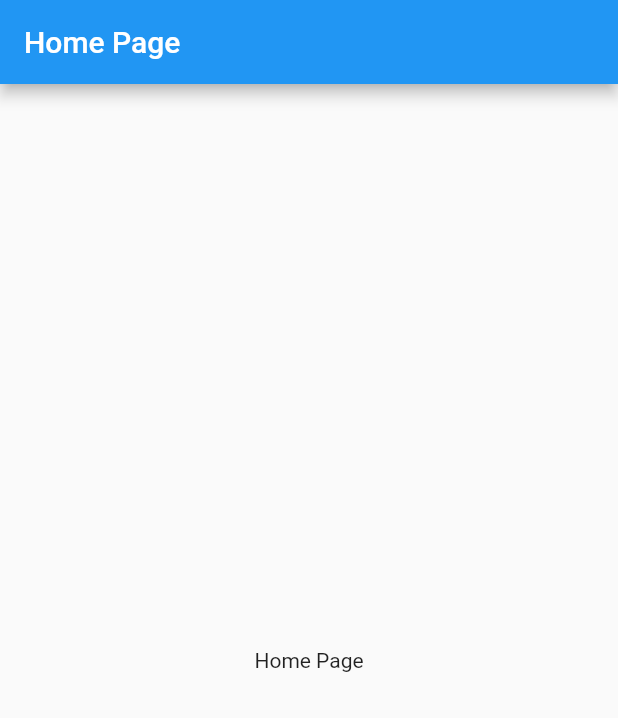
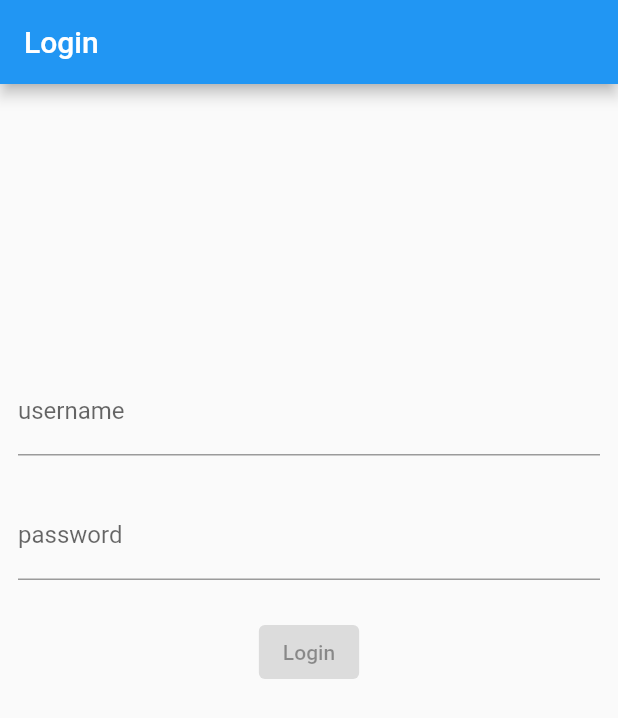
Before and after one commit to Manuelkpatsu/bloc_apps, a Flutter app: the screen it shows after launch, on a phone screen of 412 x 824 dp. Shown: the top 718 px of the screen. Run offline on Flutter 3.47's test engine with Material 2 defaults, Android fonts, the phone set to English and light mode, and no system bars; our stand-ins replace bloc, bloc_concurrency, equatable, flutter_bloc, formz, stream_transform; accounts and stored records are empty.

Commit message:
Implement presentation layer and login bloc

```diff
--- a/login_app/lib/app.dart
+++ b/login_app/lib/app.dart
@@ -1,32 +1,77 @@
+import 'package:authentication_repository/authentication_repository.dart';
 import 'package:flutter/material.dart';
+import 'package:flutter_bloc/flutter_bloc.dart';
+import 'package:login_app/authentication/authentication.dart';
+import 'package:login_app/home/home.dart';
+import 'package:login_app/login/login.dart';
+import 'package:login_app/splash/splash.dart';
+import 'package:user_repository/user_repository.dart';
 
-class MyApp extends StatelessWidget {
-  const MyApp({super.key});
+class App extends StatelessWidget {
+  const App({
+    super.key,
+    required this.authenticationRepository,
+    required this.userRepository,
+  });
+
+  final AuthenticationRepository authenticationRepository;
+  final UserRepository userRepository;
+
+  @override
+  Widget build(BuildContext context) {
+    return RepositoryProvider.value(
+      value: authenticationRepository,
+      child: BlocProvider(
+        create: (_) => AuthenticationBloc(
+          authenticationRepository: authenticationRepository,
+          userRepository: userRepository,
+        ),
+        child: const AppView(),
+      ),
+    );
+  }
+}
+
+class AppView extends StatefulWidget {
+  const AppView({super.key});
+
+  @override
+  State<AppView> createState() => _AppViewState();
+}
+
+class _AppViewState extends State<AppView> {
+  final _navigatorKey = GlobalKey<NavigatorState>();
+
+  NavigatorState get _navigator => _navigatorKey.currentState!;
 
   @override
   Widget build(BuildContext context) {
     return MaterialApp(
-      title: 'Flutter Demo',
-      theme: ThemeData(
-        primarySwatch: Colors.blue,
-      ),
-      home: const MyHomePage(),
+      navigatorKey: _navigatorKey,
+      builder: (context, child) {
+        return BlocListener<AuthenticationBloc, AuthenticationState>(
+          listener: (context, state) {
+            switch (state.status) {
+              case AuthenticationStatus.authenticated:
+                _navigator.pushAndRemoveUntil<void>(
+                  HomePage.route(),
+                  (route) => false,
+                );
+                break;
+              case AuthenticationStatus.unauthenticated:
+                _navigator.pushAndRemoveUntil<void>(
+                  LoginPage.route(),
+                  (route) => false,
+                );
+                break;
+              case AuthenticationStatus.unknown:
+                break;
+            }
+          },
+          child: child,
+        );
+      },
+      onGenerateRoute: (_) => SplashPage.route(),
     );
   }
 }
-
-class MyHomePage extends StatelessWidget {
-  const MyHomePage({super.key});
-
-  @override
-  Widget build(BuildContext context) {
-    return Scaffold(
-      appBar: AppBar(
-        title: const Text('Home Page'),
-      ),
-      body: const Center(
-        child: Text('Home Page'),
-      ),
-    );
-  }
-}
--- /dev/null
+++ b/login_app/lib/home/home.dart
@@ -0,0 +1 @@
+export 'view/home_page.dart';
--- /dev/null
+++ b/login_app/lib/home/view/home_page.dart
@@ -0,0 +1,41 @@
+import 'package:flutter/material.dart';
+import 'package:flutter_bloc/flutter_bloc.dart';
+import 'package:login_app/authentication/authentication.dart';
+
+class HomePage extends StatelessWidget {
+  const HomePage({super.key});
+
+  static Route<void> route() {
+    return MaterialPageRoute<void>(builder: (_) => const HomePage());
+  }
+
+  @override
+  Widget build(BuildContext context) {
+    return Scaffold(
+      appBar: AppBar(title: const Text('Home')),
+      body: Center(
+        child: Column(
+          mainAxisSize: MainAxisSize.min,
+          children: <Widget>[
+            Builder(
+              builder: (context) {
+                final userId = context.select(
+                  (AuthenticationBloc bloc) => bloc.state.user.id,
+                );
+                return Text('UserID: $userId');
+              },
+            ),
+            ElevatedButton(
+              child: const Text('Logout'),
+              onPressed: () {
+                context
+                    .read<AuthenticationBloc>()
+                    .add(AuthenticationLogoutRequested());
+              },
+            ),
+          ],
+        ),
+      ),
+    );
+  }
+}
--- /dev/null
+++ b/login_app/lib/login/bloc/login_bloc.dart
@@ -0,0 +1,65 @@
+import 'package:authentication_repository/authentication_repository.dart';
+import 'package:bloc/bloc.dart';
+import 'package:equatable/equatable.dart';
+import 'package:login_app/login/login.dart';
+import 'package:formz/formz.dart';
+
+part 'login_event.dart';
+part 'login_state.dart';
+
+class LoginBloc extends Bloc<LoginEvent, LoginState> {
+  LoginBloc({
+    required AuthenticationRepository authenticationRepository,
+  })  : _authenticationRepository = authenticationRepository,
+        super(const LoginState()) {
+    on<LoginUsernameChanged>(_onUsernameChanged);
+    on<LoginPasswordChanged>(_onPasswordChanged);
+    on<LoginSubmitted>(_onSubmitted);
+  }
+
+  final AuthenticationRepository _authenticationRepository;
+
+  void _onUsernameChanged(
+    LoginUsernameChanged event,
+    Emitter<LoginState> emit,
+  ) {
+    final username = Username.dirty(event.username);
+    emit(
+      state.copyWith(
+        username: username,
+        status: Formz.validate([state.password, username]),
+      ),
+    );
+  }
+
+  void _onPasswordChanged(
+    LoginPasswordChanged event,
+    Emitter<LoginState> emit,
+  ) {
+    final password = Password.dirty(event.password);
+    emit(
+      state.copyWith(
+        password: password,
+        status: Formz.validate([password, state.username]),
+      ),
+    );
+  }
+
+  Future<void> _onSubmitted(
+    LoginSubmitted event,
+    Emitter<LoginState> emit,
+  ) async {
+    if (state.status.isValidated) {
+      emit(state.copyWith(status: FormzStatus.submissionInProgress));
+      try {
+        await _authenticationRepository.logIn(
+          username: state.username.value,
+          password: state.password.value,
+        );
+        emit(state.copyWith(status: FormzStatus.submissionSuccess));
+      } catch (_) {
+        emit(state.copyWith(status: FormzStatus.submissionFailure));
+      }
+    }
+  }
+}
--- /dev/null
+++ b/login_app/lib/login/bloc/login_event.dart
@@ -0,0 +1,30 @@
+part of 'login_bloc.dart';
+
+abstract class LoginEvent extends Equatable {
+  const LoginEvent();
+
+  @override
+  List<Object> get props => [];
+}
+
+class LoginUsernameChanged extends LoginEvent {
+  const LoginUsernameChanged(this.username);
+
+  final String username;
+
+  @override
+  List<Object> get props => [username];
+}
+
+class LoginPasswordChanged extends LoginEvent {
+  const LoginPasswordChanged(this.password);
+
+  final String password;
+
+  @override
+  List<Object> get props => [password];
+}
+
+class LoginSubmitted extends LoginEvent {
+  const LoginSubmitted();
+}
--- /dev/null
+++ b/login_app/lib/login/bloc/login_state.dart
@@ -0,0 +1,28 @@
+part of 'login_bloc.dart';
+
+class LoginState extends Equatable {
+  const LoginState({
+    this.status = FormzStatus.pure,
+    this.username = const Username.pure(),
+    this.password = const Password.pure(),
+  });
+
+  final FormzStatus status;
+  final Username username;
+  final Password password;
+
+  LoginState copyWith({
+    FormzStatus? status,
+    Username? username,
+    Password? password,
+  }) {
+    return LoginState(
+      status: status ?? this.status,
+      username: username ?? this.username,
+      password: password ?? this.password,
+    );
+  }
+
+  @override
+  List<Object> get props => [status, username, password];
+}
--- /dev/null
+++ b/login_app/lib/login/login.dart
@@ -0,0 +1,3 @@
+export 'view/view.dart';
+export 'bloc/login_bloc.dart';
+export 'models/models.dart';
--- /dev/null
+++ b/login_app/lib/login/models/models.dart
@@ -0,0 +1,2 @@
+export 'password.dart';
+export 'username.dart';
--- /dev/null
+++ b/login_app/lib/login/models/password.dart
@@ -0,0 +1,14 @@
+import 'package:formz/formz.dart';
+
+enum PasswordValidationError { empty }
+
+class Password extends FormzInput<String, PasswordValidationError> {
+  const Password.pure() : super.pure('');
+  const Password.dirty([super.value = '']) : super.dirty();
+
+  @override
+  PasswordValidationError? validator(String value) {
+    if (value.isEmpty) return PasswordValidationError.empty;
+    return null;
+  }
+}
--- /dev/null
+++ b/login_app/lib/login/models/username.dart
@@ -0,0 +1,14 @@
+import 'package:formz/formz.dart';
+
+enum UsernameValidationError { empty }
+
+class Username extends FormzInput<String, UsernameValidationError> {
+  const Username.pure() : super.pure('');
+  const Username.dirty([super.value = '']) : super.dirty();
+
+  @override
+  UsernameValidationError? validator(String value) {
+    if (value.isEmpty) return UsernameValidationError.empty;
+    return null;
+  }
+}
--- /dev/null
+++ b/login_app/lib/login/view/login_form.dart
@@ -0,0 +1,99 @@
+import 'package:flutter/material.dart';
+import 'package:flutter_bloc/flutter_bloc.dart';
+import 'package:login_app/login/login.dart';
+import 'package:formz/formz.dart';
+
+class LoginForm extends StatelessWidget {
+  const LoginForm({super.key});
+
+  @override
+  Widget build(BuildContext context) {
+    return BlocListener<LoginBloc, LoginState>(
+      listener: (context, state) {
+        if (state.status.isSubmissionFailure) {
+          ScaffoldMessenger.of(context)
+            ..hideCurrentSnackBar()
+            ..showSnackBar(
+              const SnackBar(content: Text('Authentication Failure')),
+            );
+        }
+      },
+      child: Align(
+        alignment: const Alignment(0, -1 / 3),
+        child: Column(
+          mainAxisSize: MainAxisSize.min,
+          children: [
+            _UsernameInput(),
+            const Padding(padding: EdgeInsets.all(12)),
+            _PasswordInput(),
+            const Padding(padding: EdgeInsets.all(12)),
+            _LoginButton(),
+          ],
+        ),
+      ),
+    );
+  }
+}
+
+class _UsernameInput extends StatelessWidget {
+  @override
+  Widget build(BuildContext context) {
+    return BlocBuilder<LoginBloc, LoginState>(
+      buildWhen: (previous, current) => previous.username != current.username,
+      builder: (context, state) {
+        return TextField(
+          key: const Key('loginForm_usernameInput_textField'),
+          onChanged: (username) =>
+              context.read<LoginBloc>().add(LoginUsernameChanged(username)),
+          decoration: InputDecoration(
+            labelText: 'username',
+            errorText: state.username.invalid ? 'invalid username' : null,
+          ),
+        );
+      },
+    );
+  }
+}
+
+class _PasswordInput extends StatelessWidget {
+  @override
+  Widget build(BuildContext context) {
+    return BlocBuilder<LoginBloc, LoginState>(
+      buildWhen: (previous, current) => previous.password != current.password,
+      builder: (context, state) {
+        return TextField(
+          key: const Key('loginForm_passwordInput_textField'),
+          onChanged: (password) =>
+              context.read<LoginBloc>().add(LoginPasswordChanged(password)),
+          obscureText: true,
+          decoration: InputDecoration(
+            labelText: 'password',
+            errorText: state.password.invalid ? 'invalid password' : null,
+          ),
+        );
+      },
+    );
+  }
+}
+
+class _LoginButton extends StatelessWidget {
+  @override
+  Widget build(BuildContext context) {
+    return BlocBuilder<LoginBloc, LoginState>(
+      buildWhen: (previous, current) => previous.status != current.status,
+      builder: (context, state) {
+        return state.status.isSubmissionInProgress
+            ? const CircularProgressIndicator()
+            : ElevatedButton(
+                key: const Key('loginForm_continue_raisedButton'),
+                onPressed: state.status.isValidated
+                    ? () {
+                        context.read<LoginBloc>().add(const LoginSubmitted());
+                      }
+                    : null,
+                child: const Text('Login'),
+              );
+      },
+    );
+  }
+}
--- /dev/null
+++ b/login_app/lib/login/view/login_page.dart
@@ -0,0 +1,31 @@
+import 'package:authentication_repository/authentication_repository.dart';
+import 'package:flutter/material.dart';
+import 'package:flutter_bloc/flutter_bloc.dart';
+import 'package:login_app/login/login.dart';
+
+class LoginPage extends StatelessWidget {
+  const LoginPage({super.key});
+
+  static Route<void> route() {
+    return MaterialPageRoute<void>(builder: (_) => const LoginPage());
+  }
+
+  @override
+  Widget build(BuildContext context) {
+    return Scaffold(
+      appBar: AppBar(title: const Text('Login')),
+      body: Padding(
+        padding: const EdgeInsets.all(12),
+        child: BlocProvider(
+          create: (context) {
+            return LoginBloc(
+              authenticationRepository:
+                  RepositoryProvider.of<AuthenticationRepository>(context),
+            );
+          },
+          child: const LoginForm(),
+        ),
+      ),
+    );
+  }
+}
--- /dev/null
+++ b/login_app/lib/login/view/view.dart
@@ -0,0 +1,2 @@
+export './login_form.dart';
+export './login_page.dart';
--- a/login_app/lib/main.dart
+++ b/login_app/lib/main.dart
@@ -1,7 +1,14 @@
+import 'package:authentication_repository/authentication_repository.dart';
 import 'package:flutter/material.dart';
+import 'package:user_repository/user_repository.dart';
 
 import 'app.dart';
 
 void main() {
-  runApp(const MyApp());
+  runApp(
+    App(
+      authenticationRepository: AuthenticationRepository(),
+      userRepository: UserRepository(),
+    ),
+  );
 }
--- /dev/null
+++ b/login_app/lib/splash/splash.dart
@@ -0,0 +1 @@
+export 'view/splash_page.dart';
--- /dev/null
+++ b/login_app/lib/splash/view/splash_page.dart
@@ -0,0 +1,16 @@
+import 'package:flutter/material.dart';
+
+class SplashPage extends StatelessWidget {
+  const SplashPage({super.key});
+
+  static Route<void> route() {
+    return MaterialPageRoute<void>(builder: (_) => const SplashPage());
+  }
+
+  @override
+  Widget build(BuildContext context) {
+    return const Scaffold(
+      body: Center(child: CircularProgressIndicator()),
+    );
+  }
+}
```
